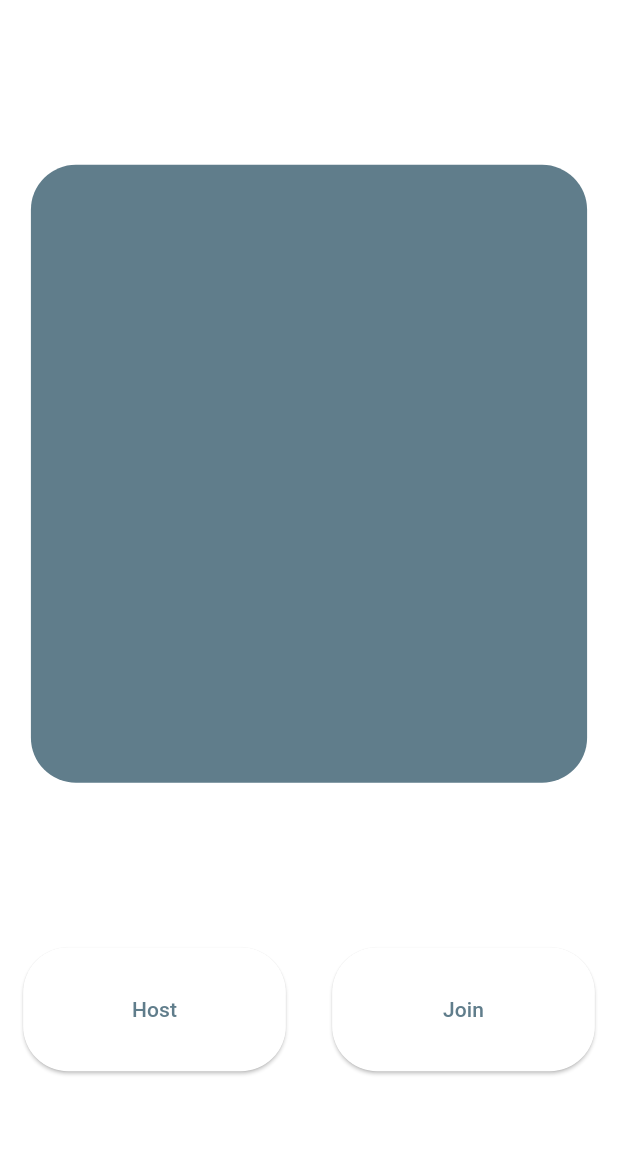
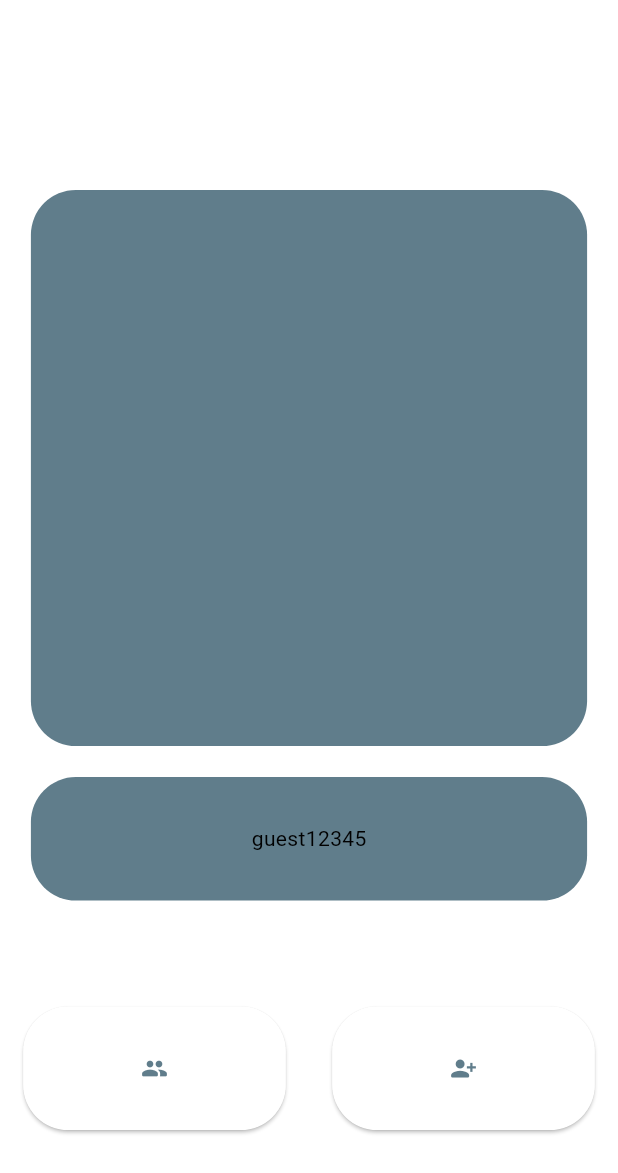
Before and after one commit to aldensprackling/app, a Flutter app: the screen it shows after launch, on a phone screen of 412 x 824 dp. Shown: the top 1173 px of the screen. Run offline on Flutter 3.47's test engine with Material 3 defaults, Android fonts, the phone set to English and light mode, and no system bars; our stand-ins replace cloud_firestore, firebase_auth, firebase_core; accounts and stored records are empty; network calls fail.

Commit message:
cleaning up code

```diff
--- /dev/null
+++ b/lib/firestore_options.dart
@@ -0,0 +1,3 @@
+class FirestoreOptions {
+
+}
--- a/lib/home_page.dart
+++ b/lib/home_page.dart
@@ -1,8 +1,6 @@
 import 'package:app/host_page.dart';
 import 'package:app/join_page.dart';
-import 'package:app/login_popup.dart';
-import 'package:app/menu_popup.dart';
-import 'package:firebase_auth/firebase_auth.dart';
+import 'package:app/user_homepage_widget.dart';
 import 'package:flutter/material.dart';
 
 class MyHomePage extends StatefulWidget {
@@ -16,24 +14,15 @@ class _MyHomePageState extends State<MyHomePage> {
   @override
   Widget build(BuildContext context) {
     return Scaffold(
+      appBar: AppBar(
+
+      ),
       body: Center(
         child: Column(
           mainAxisAlignment: MainAxisAlignment.spaceEvenly,
           children: <Widget>[
-            // User widget
-            GestureDetector(
-              onTap: () {
-                FirebaseAuth.instance.currentUser!.isAnonymous ? LoginPopup.displayLoginPopup(context) : Container();
-              },
-              child: Container(
-                width: MediaQuery.sizeOf(context).width * 0.90,
-                height: MediaQuery.sizeOf(context).height * 0.50,
-                decoration: BoxDecoration(
-                  color: Theme.of(context).primaryColor,
-                  borderRadius: BorderRadius.circular(30.0),
-                ),
-              ),
-            ),
+            // User homepage widget
+            const UserHomepageWidget(),
 
             // Buttons
             Row(
@@ -55,7 +44,7 @@ class _MyHomePageState extends State<MyHomePage> {
                         borderRadius: BorderRadius.circular(30.0),
                       ),
                     ),
-                    child: const Text("Host"),
+                    child: const Icon(Icons.group_rounded),
                   ),
                 ),
 
@@ -75,7 +64,7 @@ class _MyHomePageState extends State<MyHomePage> {
                         borderRadius: BorderRadius.circular(30.0),
                       ),
                     ),
-                    child: const Text("Join"),
+                    child: const Icon(Icons.person_add_alt_1_rounded),
                   ),
                 )
               ],
--- /dev/null
+++ b/lib/user_homepage_widget.dart
@@ -0,0 +1,54 @@
+import 'package:app/login_popup.dart';
+import 'package:cloud_firestore/cloud_firestore.dart';
+import 'package:firebase_auth/firebase_auth.dart';
+import 'package:flutter/material.dart';
+
+class UserHomepageWidget extends StatefulWidget {
+  const UserHomepageWidget({super.key});
+
+  @override
+  State<UserHomepageWidget> createState() => _UserHomepageWidgetState();
+}
+
+class _UserHomepageWidgetState extends State<UserHomepageWidget> {
+  @override
+  Widget build(BuildContext context) {
+    return GestureDetector(
+      onTap: () {
+        FirebaseAuth.instance.currentUser!.isAnonymous ? LoginPopup.displayLoginPopup(context) : Container();
+      },
+      child: Column(
+        children: [
+          Container(
+            width: MediaQuery.sizeOf(context).width * 0.90,
+            height: MediaQuery.sizeOf(context).width * 0.90,
+            decoration: BoxDecoration(
+              color: Theme.of(context).primaryColor,
+              borderRadius: BorderRadius.circular(30.0),
+            ),
+          ),
+
+          SizedBox(
+            height: MediaQuery.sizeOf(context).height * 0.025,
+          ),
+
+          GestureDetector(
+            onTap: () {
+
+            },
+            child: Container(
+              width: MediaQuery.sizeOf(context).width * 0.90,
+              height: MediaQuery.sizeOf(context).height * 0.10,
+              decoration: BoxDecoration(
+                color: Theme.of(context).primaryColor,
+                borderRadius: BorderRadius.circular(30.0),
+              ),
+              child: Center(
+                child: Text("guest12345")),
+            ),
+          ),
+        ],
+      ),
+    );
+  }
+}
--- a/lib/user_options.dart
+++ b/lib/user_options.dart
@@ -1,6 +1,34 @@
+import 'package:cloud_firestore/cloud_firestore.dart';
 import 'package:firebase_auth/firebase_auth.dart';
 
 class UserOptions {
+  static Future<void> signInUserAnonymously(User? user) async {
+    if (user == null) {
+      try {
+        UserCredential userCredential = await FirebaseAuth.instance.signInAnonymously();
+        user = userCredential.user;
+
+        // Create random username for new anonymous users
+        try {
+          await FirebaseFirestore.instance.collection('anonymous_users').doc(user?.uid).set({
+            'username': 'guest12345',
+          });
+          print('User added to Firestore successfully');
+        } catch (e) {
+          print('Error adding user to Firestore: $e');
+        }
+
+        print('Signed in anonymously: ${user?.uid}');
+      } catch (e) {
+        print('Error signing in anonymously: $e');
+      }
+    } else {
+      DocumentSnapshot snapshot = await FirebaseFirestore.instance.collection('anonymous_users').doc(user.uid).get();
+      print('User is signed in! ${user.uid}');
+      print('Username: ${snapshot['username']}');
+    }
+  }
+
   static Future<void> linkAccountWithAnonymousUser(String email, String password) async {
     try {
       // Get the current user (should be the anonymous user)
@@ -54,7 +82,6 @@ class UserOptions {
     }
   }
 
-  // TODO: add reauthentication method
   static Future<void> deleteUser() async {
     try {
       await FirebaseAuth.instance.currentUser!.delete();
```
Also changed, not shown: lib/main.dart (+2 -13 lines), lib/user_grid_widget.dart (added, +26 -0 lines), lib/user_widget.dart (deleted, +0 -15 lines).
